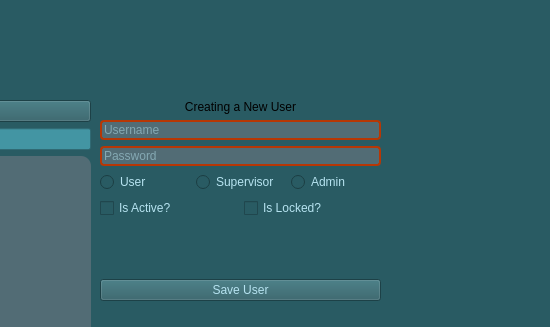
This is UI/admin_window.ui in npaolini-8/se-group-5 as Qt 5 draws it before an edit; both pictures show x 250 to 800 and y 0 to 327 of the 800 by 600 pixel window. The edited form follows.
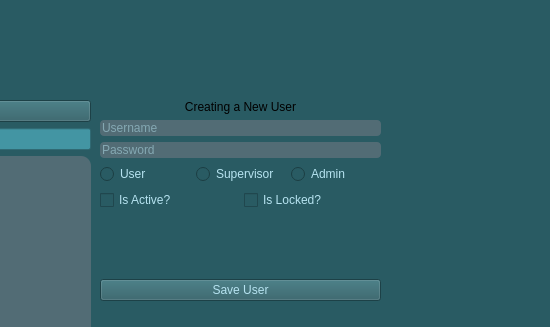
This is the edited form.

Patch:
```diff
--- a/UI/admin_window.ui
+++ b/UI/admin_window.ui
@@ -65,7 +65,7 @@
 color: #B6E3F0;
 border-radius: 4px;
 font-size: 12px;
-border: 2px solid #b73705</string>
+</string>
       </property>
       <property name="placeholderText">
        <string>Username</string>
@@ -79,7 +79,7 @@
 color: #B6E3F0;
 border-radius: 4px;
 font-size: 12px;
-border: 2px solid #b73705</string>
+</string>
       </property>
       <property name="placeholderText">
        <string>Password</string>
```
